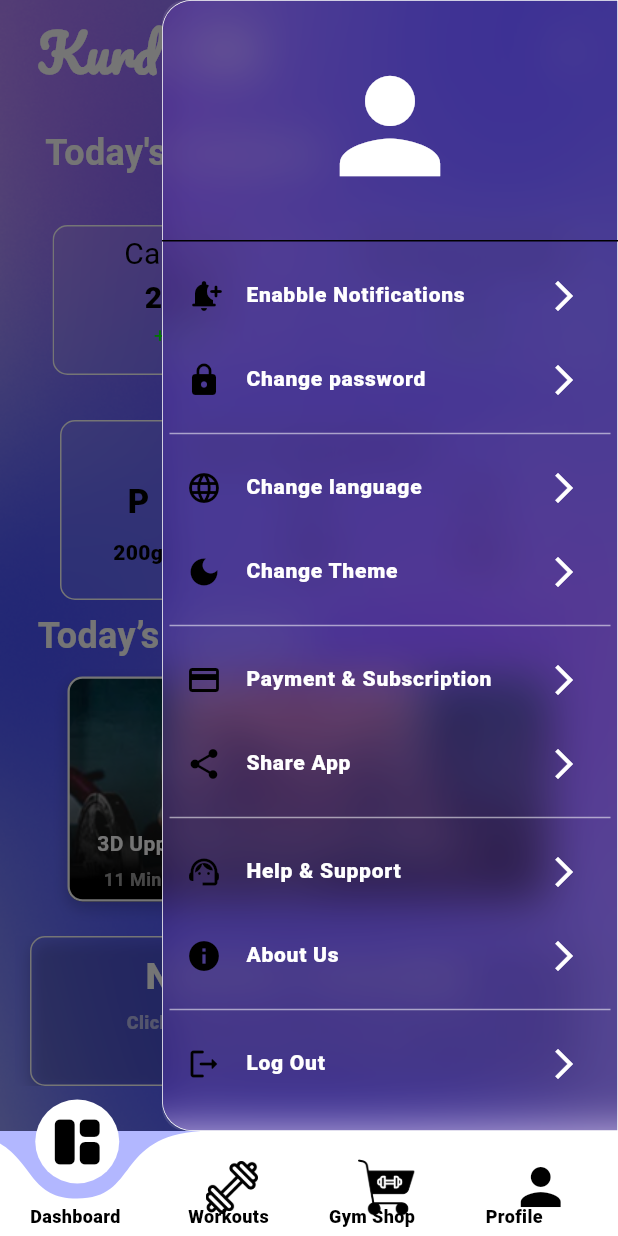
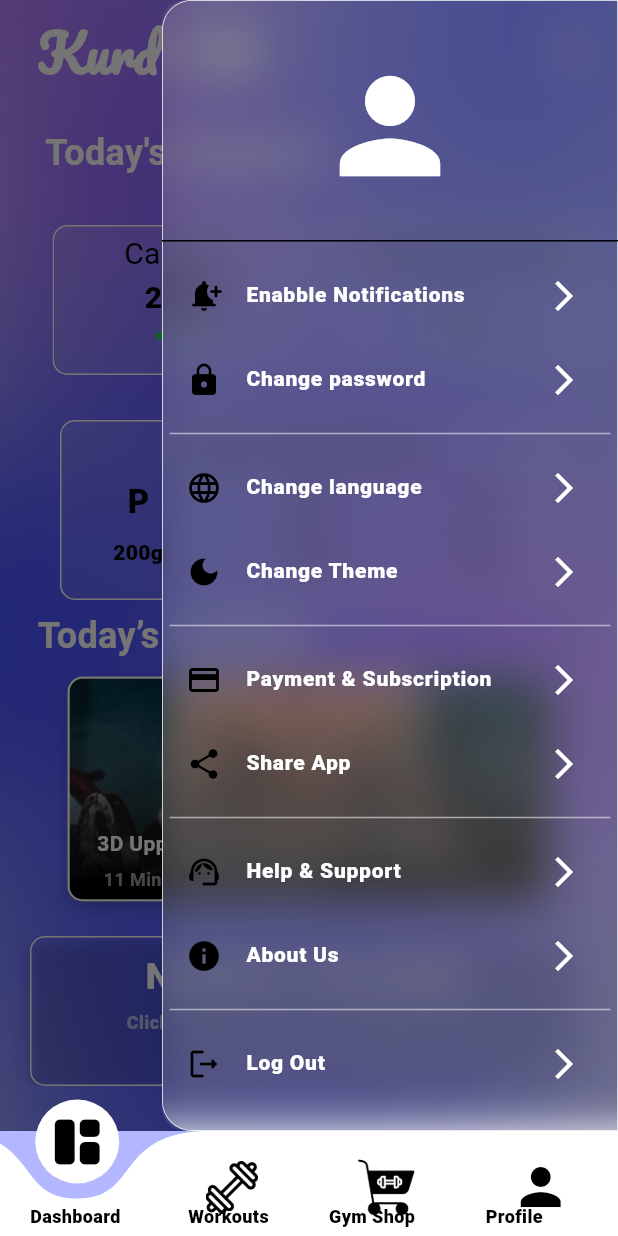
Before and after one commit to Imran-Mohammed-Shekho/Kurd_Fit, a Flutter app: the Bottomnavigationbar screen opened directly, with the side drawer open, on a phone screen of 412 x 824 dp. Run offline on Flutter 3.47's test engine with Material 3 defaults, Android fonts, the phone set to English and light mode, and no system bars; drawn by our look-alikes of curved_navigation_bar; our stand-ins replace google_fonts, page_transition; missing offline and left inert: flutter_glow.

Commit message:
changing the color of drawer

```diff
--- a/root/lib/UI/screens/change_theme.dart
+++ b/root/lib/UI/screens/change_theme.dart
@@ -8,7 +8,7 @@ ThemeData darkmode = ThemeData(
     CustomColors(
       ButtonFrombottomNavigationbar: Colors.black,
       drawerbg: Color(0xff181a65).withOpacity(0.1),
-      bottomNavigationBarBg: Color(0xff0011FF).withOpacity(0.5),
+      bottomNavigationBarBg: Color(0xff0011FF).withOpacity(0.1),
       TextFrombottomNavigationbar: Colors.black,
     ),
   ],
@@ -27,7 +27,7 @@ ThemeData lightmode = ThemeData(
   extensions: [
     CustomColors(
       ButtonFrombottomNavigationbar: Colors.black,
-      drawerbg: const Color.fromARGB(255, 78, 28, 188).withOpacity(0.3),
+      drawerbg: Colors.white.withOpacity(0.1),
       bottomNavigationBarBg: Color(0xff0011FF).withOpacity(0.3),
       TextFrombottomNavigationbar: Colors.black,
     ),
```
